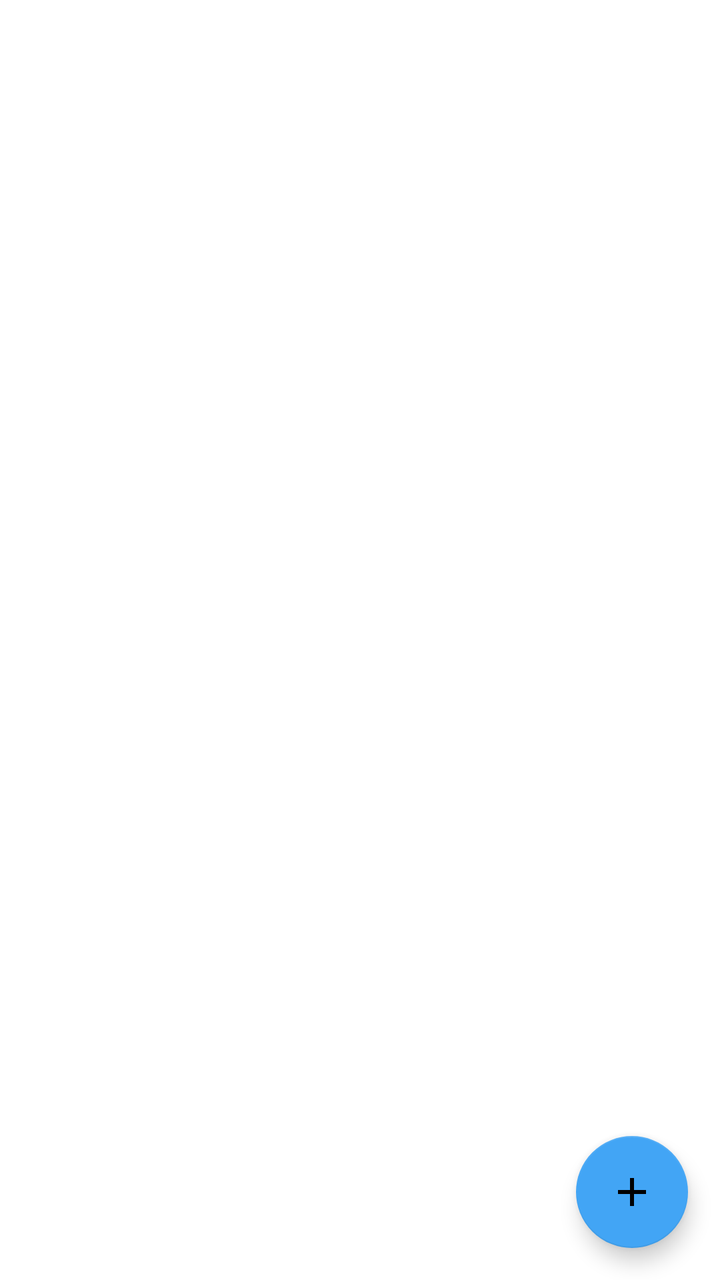
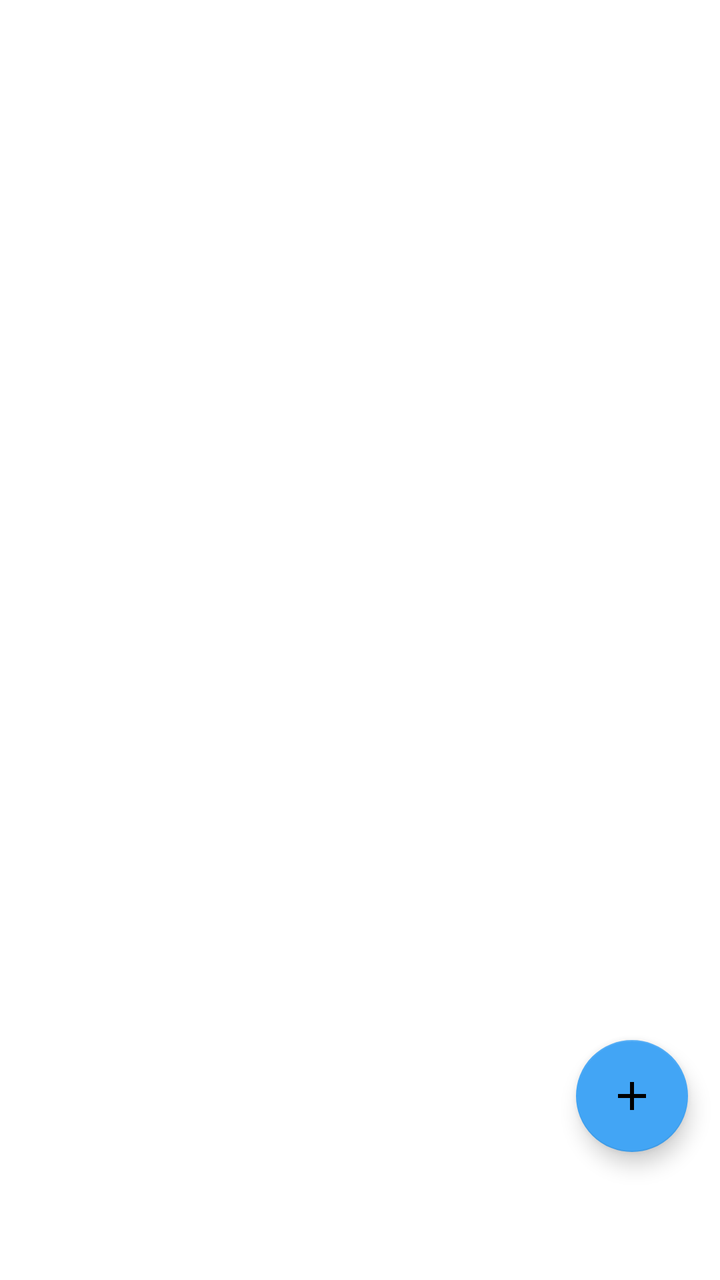

Two renders of the same Android screen: before a commit and after it. Below are the layout's source before the change and the commit's diff.
<!-- AndroidManifest.xml: application theme Theme.SunoAudiobookPlayer -->
<!-- res/layout/activity_library.xml -->
<?xml version="1.0" encoding="utf-8"?>
<androidx.constraintlayout.widget.ConstraintLayout xmlns:android="http://schemas.android.com/apk/res/android"
    xmlns:app="http://schemas.android.com/apk/res-auto"
    xmlns:tools="http://schemas.android.com/tools"
    android:layout_width="match_parent"
    android:layout_height="match_parent"
    tools:context=".ui.LibraryActivity">

    <androidx.appcompat.widget.Toolbar
        android:id="@+id/toolbar"
        android:layout_width="match_parent"
        android:layout_height="wrap_content"
        android:layout_alignParentTop="true"
        android:minHeight="?attr/actionBarSize"
        app:layout_constraintStart_toStartOf="parent"
        app:layout_constraintTop_toTopOf="parent"
        app:titleTextColor="@android:color/white">
    </androidx.appcompat.widget.Toolbar>

    <androidx.recyclerview.widget.RecyclerView
        android:id="@+id/rvAudiobooks"
        android:layout_width="0dp"
        android:layout_height="0dp"
        android:clickable="true"
        app:layout_constraintBottom_toBottomOf="parent"
        app:layout_constraintEnd_toEndOf="parent"
        app:layout_constraintStart_toStartOf="parent"
        app:layout_constraintTop_toBottomOf="@+id/toolbar" />

    <com.google.android.material.floatingactionbutton.FloatingActionButton
        android:id="@+id/btnAddBooks"
        android:layout_width="wrap_content"
        android:layout_height="wrap_content"
        android:layout_margin="16dp"
        android:src="@drawable/ic_baseline_add_24"
        app:layout_constraintBottom_toBottomOf="parent"
        app:layout_constraintEnd_toEndOf="parent"
        tools:ignore="ContentDescription" />

    <ProgressBar
        android:id="@+id/pbBusyCircle"
        style="?android:attr/progressBarStyle"
        android:layout_width="0dp"
        android:layout_height="0dp"
        android:indeterminate="true"
        android:visibility="invisible"
        app:layout_constraintBottom_toBottomOf="@+id/btnAddBooks"
        app:layout_constraintStart_toStartOf="@+id/btnAddBooks"
        app:layout_constraintEnd_toEndOf="@+id/btnAddBooks"
        app:layout_constraintTop_toTopOf="@+id/btnAddBooks" />
</androidx.constraintlayout.widget.ConstraintLayout>
<!-- resources referenced by this layout -->
<resources>
  <!-- drawable ic_baseline_add_24 (drawable) -->
  <vector xmlns:android="http://schemas.android.com/apk/res/android"
      android:width="24dp"
      android:height="24dp"
      android:tint="?attr/colorControlNormal"
      android:viewportWidth="24"
      android:viewportHeight="24">
      <path
          android:fillColor="@android:color/white"
          android:pathData="M19,13h-6v6h-2v-6H5v-2h6V5h2v6h6v2z" />
  </vector>
  <style name="Theme.SunoAudiobookPlayer" parent="Theme.MaterialComponents.DayNight.NoActionBar">
          
          <item name="colorPrimary">@color/md_blue_400</item>
          <item name="colorPrimaryVariant">@color/md_blue_700</item>
          <item name="colorOnPrimary">@color/white</item>
          
          <item name="colorSecondary">@color/md_blue_400</item>
          <item name="colorSecondaryVariant">@color/md_blue_700</item>
          <item name="colorOnSecondary">@color/black</item>
          
          <item name="android:statusBarColor" tools:targetApi="l">?attr/colorPrimaryVariant</item>
          
          <item name="colorText">@color/black</item>
      </style>
  <color name="md_blue_400">#42A5F5</color>
  <color name="md_blue_700">#1976D2</color>
  <color name="white">#FFFFFFFF</color>
  <color name="black">#FF000000</color>
</resources>

<!-- the commit's change to res/layout/activity_library.xml (unified diff, before → after) -->
@@ -31,7 +31,8 @@
         android:id="@+id/btnAddBooks"
         android:layout_width="wrap_content"
         android:layout_height="wrap_content"
-        android:layout_margin="16dp"
+        android:layout_marginEnd="16dp"
+        android:layout_marginBottom="64dp"
         android:src="@drawable/ic_baseline_add_24"
         app:layout_constraintBottom_toBottomOf="parent"
         app:layout_constraintEnd_toEndOf="parent"
